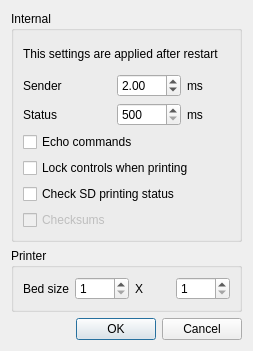
Old version of the form settingswindow.ui in the repository NeoTheFox/RepRaptor.
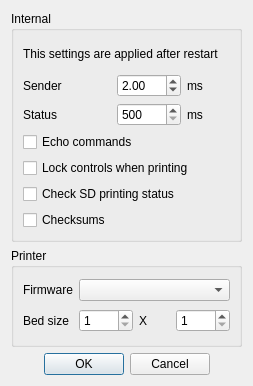
New version of the form. Icons and pictures are not drawn.

Commit message: Added firmware to options (EEPROM editor) Some preparations to support EEPROM editor Only enable checksums and EEPROM editor for debug right now

```diff
--- a/settingswindow.ui
+++ b/settingswindow.ui
@@ -7,7 +7,7 @@
     <x>0</x>
     <y>0</y>
     <width>253</width>
-    <height>330</height>
+    <height>386</height>
    </rect>
   </property>
   <property name="windowTitle">
@@ -113,7 +113,7 @@
       <item row="6" column="0">
        <widget class="QCheckBox" name="checksumbox">
         <property name="enabled">
-         <bool>false</bool>
+         <bool>true</bool>
         </property>
         <property name="text">
          <string>Checksums</string>
@@ -164,14 +164,7 @@
       <string>Printer</string>
      </property>
      <layout class="QGridLayout" name="gridLayout_2">
-      <item row="0" column="0">
-       <widget class="QLabel" name="label_5">
-        <property name="text">
-         <string>Bed size</string>
-        </property>
-       </widget>
-      </item>
-      <item row="0" column="1">
+      <item row="1" column="1">
        <widget class="QSpinBox" name="bedxbox">
         <property name="minimum">
          <number>1</number>
@@ -181,14 +174,14 @@
         </property>
        </widget>
       </item>
-      <item row="0" column="2">
+      <item row="1" column="2">
        <widget class="QLabel" name="label_6">
         <property name="text">
          <string>X</string>
         </property>
        </widget>
       </item>
-      <item row="0" column="3">
+      <item row="1" column="3">
        <widget class="QSpinBox" name="bedybox">
         <property name="minimum">
          <number>1</number>
@@ -198,6 +191,23 @@
         </property>
        </widget>
       </item>
+      <item row="1" column="0">
+       <widget class="QLabel" name="label_5">
+        <property name="text">
+         <string>Bed size</string>
+        </property>
+       </widget>
+      </item>
+      <item row="0" column="0">
+       <widget class="QLabel" name="label_8">
+        <property name="text">
+         <string>Firmware</string>
+        </property>
+       </widget>
+      </item>
+      <item row="0" column="1" colspan="3">
+       <widget class="QComboBox" name="firmwarecombo"/>
+      </item>
      </layout>
     </widget>
    </item>
@@ -209,6 +219,9 @@
      <property name="standardButtons">
       <set>QDialogButtonBox::Cancel|QDialogButtonBox::Ok</set>
      </property>
+     <property name="centerButtons">
+      <bool>true</bool>
+     </property>
     </widget>
    </item>
   </layout>
```
Left out of the diff: 10 changed lines with no effect on the pictures. The commit also changes 12 other files.
